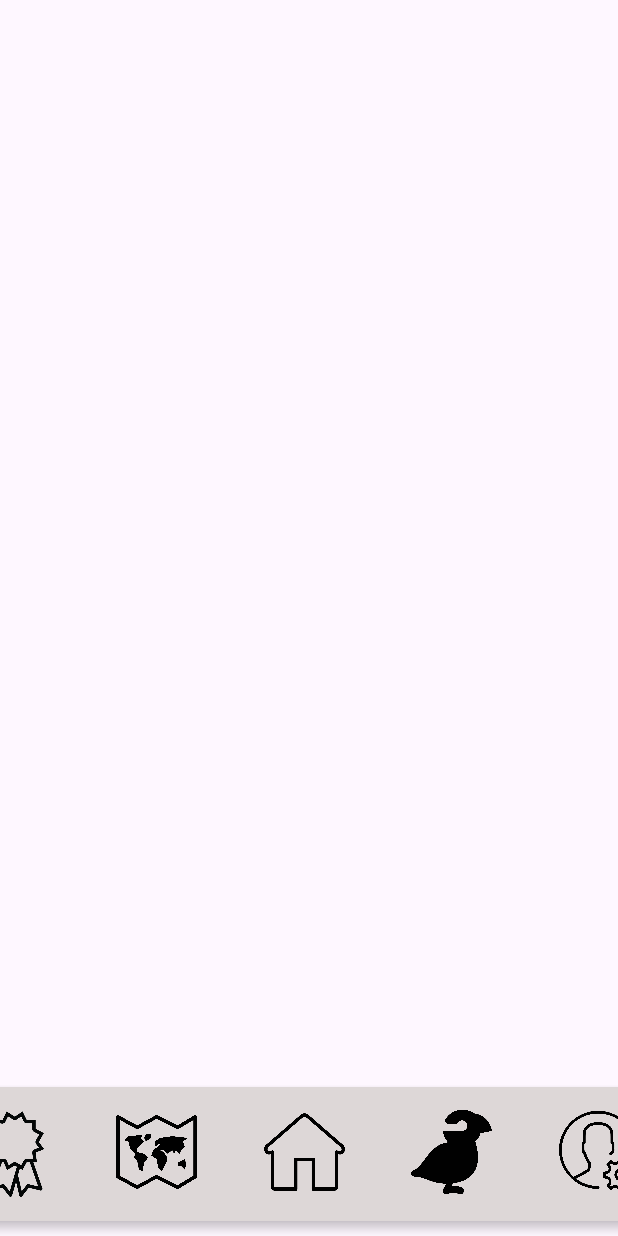
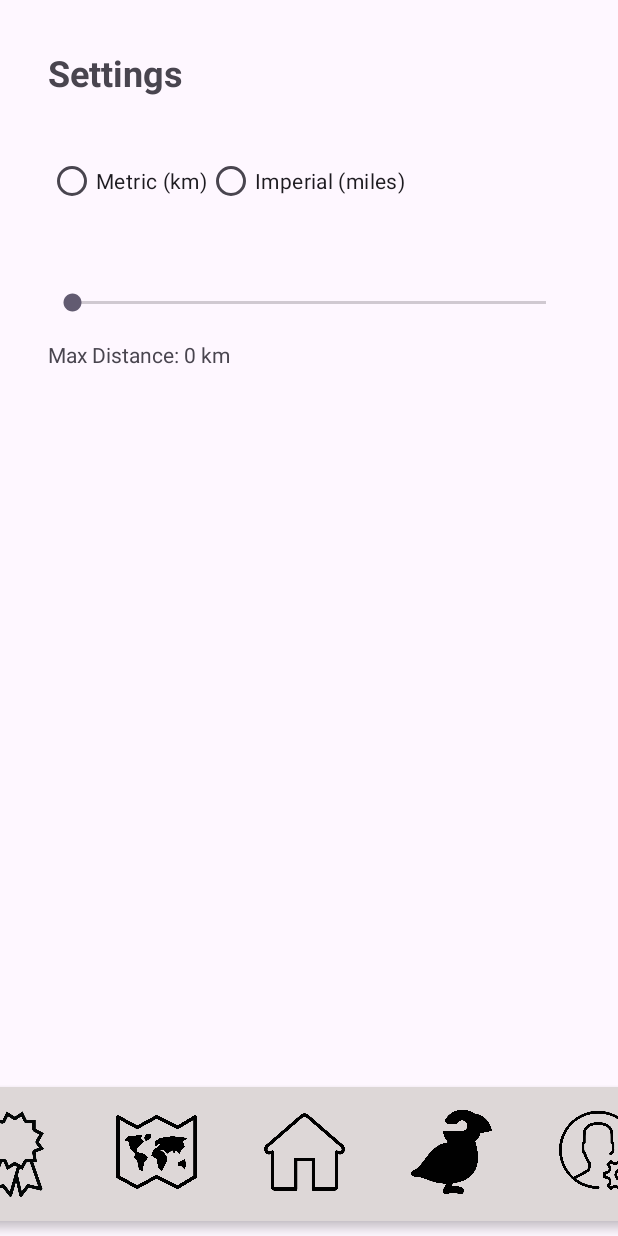
Before and after one commit to SandroCampoGit/OPSCPOE, an Android app: the fragment SettingsFragment placed in its activity, on a phone screen of 412 x 824 dp. Run offline under Robolectric (Android 15) with nearby library versions, the phone set to English and light mode, and no system bars.

Commit message:
App bar is fully functional and now the settings screen is working too.

```diff
--- a/app/src/main/java/com/example/opscpoe/SettingsFragment.kt
+++ b/app/src/main/java/com/example/opscpoe/SettingsFragment.kt
@@ -4,6 +4,10 @@ import android.os.Bundle
 import android.view.LayoutInflater
 import android.view.View
 import android.view.ViewGroup
+import android.widget.RadioButton
+import android.widget.RadioGroup
+import android.widget.SeekBar
+import android.widget.TextView
 import androidx.fragment.app.Fragment
 
 class SettingsFragment : Fragment() {
@@ -12,6 +16,34 @@ class SettingsFragment : Fragment() {
         savedInstanceState: Bundle?
     ): View? {
         // Inflate the layout for this fragment
-        return inflater.inflate(R.layout.settings, container, false)
+        val view = inflater.inflate(R.layout.settings, container, false)
+
+        val unitRadioGroup: RadioGroup = view.findViewById(R.id.unitRadioGroup)
+        val distanceSeekBar: SeekBar = view.findViewById(R.id.distanceSeekBar)
+        val distanceTextView: TextView = view.findViewById(R.id.distanceTextView)
+
+        // Initialize with km
+        distanceTextView.text = "Max Distance: 0 km"
+
+        // Update based on radio button selection
+        unitRadioGroup.setOnCheckedChangeListener { _, checkedId ->
+            val unit = if (checkedId == R.id.metricRadioButton) "km" else "miles"
+            val currentProgress = distanceSeekBar.progress
+            distanceTextView.text = "Max Distance: $currentProgress $unit"
+        }
+
+        // Update based on seek bar movement
+        distanceSeekBar.setOnSeekBarChangeListener(object : SeekBar.OnSeekBarChangeListener {
+            override fun onProgressChanged(seekBar: SeekBar?, progress: Int, fromUser: Boolean) {
+                val unit = if (view.findViewById<RadioButton>(R.id.metricRadioButton).isChecked) "km" else "miles"
+                distanceTextView.text = "Max Distance: $progress $unit"
+            }
+
+            override fun onStartTrackingTouch(seekBar: SeekBar?) {}
+
+            override fun onStopTrackingTouch(seekBar: SeekBar?) {}
+        })
+
+        return view
     }
 }
--- a/app/src/main/res/layout/settings.xml
+++ b/app/src/main/res/layout/settings.xml
@@ -1,6 +1,68 @@
 <?xml version="1.0" encoding="utf-8"?>
 <androidx.constraintlayout.widget.ConstraintLayout xmlns:android="http://schemas.android.com/apk/res/android"
+    xmlns:app="http://schemas.android.com/apk/res-auto"
     android:layout_width="match_parent"
     android:layout_height="match_parent">
 
+    <TextView
+        android:id="@+id/settingsTitle"
+        android:layout_width="wrap_content"
+        android:layout_height="wrap_content"
+        android:text="Settings"
+        android:textSize="24sp"
+        android:textStyle="bold"
+        app:layout_constraintStart_toStartOf="parent"
+        app:layout_constraintTop_toTopOf="parent"
+        android:layout_marginStart="32dp"
+        android:layout_marginTop="32dp"/>
+
+    <RadioGroup
+        android:id="@+id/unitRadioGroup"
+        android:layout_width="wrap_content"
+        android:layout_height="wrap_content"
+        app:layout_constraintStart_toStartOf="parent"
+        app:layout_constraintTop_toBottomOf="@id/settingsTitle"
+        android:layout_marginStart="32dp"
+        android:layout_marginTop="32dp"
+        android:orientation="horizontal">
+
+        <RadioButton
+            android:id="@+id/metricRadioButton"
+            android:layout_width="wrap_content"
+            android:layout_height="wrap_content"
+            android:text="Metric (km)" />
+
+        <RadioButton
+            android:id="@+id/imperialRadioButton"
+            android:layout_width="wrap_content"
+            android:layout_height="wrap_content"
+            android:text="Imperial (miles)" />
+
+    </RadioGroup>
+
+    <SeekBar
+        android:id="@+id/distanceSeekBar"
+        android:layout_width="0dp"
+        android:layout_height="wrap_content"
+        android:max="100"
+        android:progress="0"
+        android:stepSize="10"
+        app:layout_constraintStart_toStartOf="parent"
+        app:layout_constraintEnd_toEndOf="parent"
+        app:layout_constraintTop_toBottomOf="@+id/unitRadioGroup"
+        android:layout_marginTop="48dp"
+        android:layout_marginStart="32dp"
+        android:layout_marginEnd="32dp"/>
+
+
+    <TextView
+        android:id="@+id/distanceTextView"
+        android:layout_width="wrap_content"
+        android:layout_height="wrap_content"
+        android:text="Max Distance: 0 km"
+        app:layout_constraintStart_toStartOf="parent"
+        app:layout_constraintTop_toBottomOf="@+id/distanceSeekBar"
+        android:layout_marginStart="32dp"
+        android:layout_marginTop="16dp"/>
+
 </androidx.constraintlayout.widget.ConstraintLayout>
```
